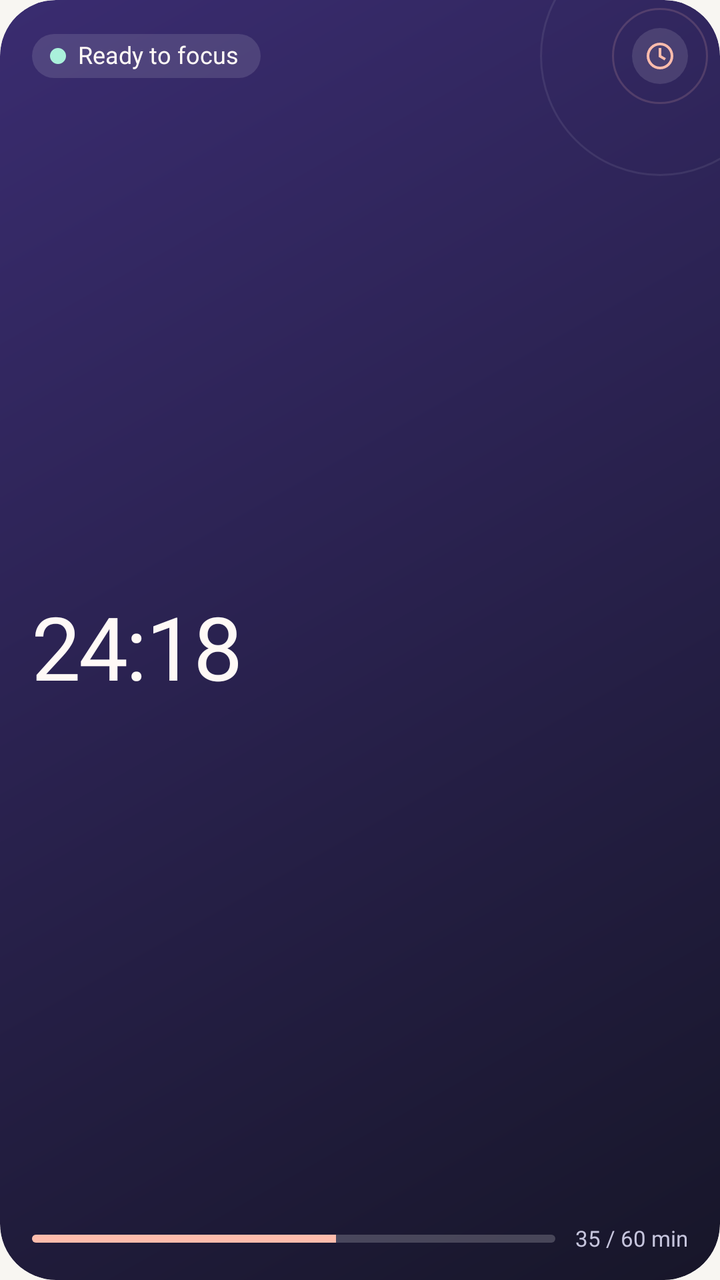
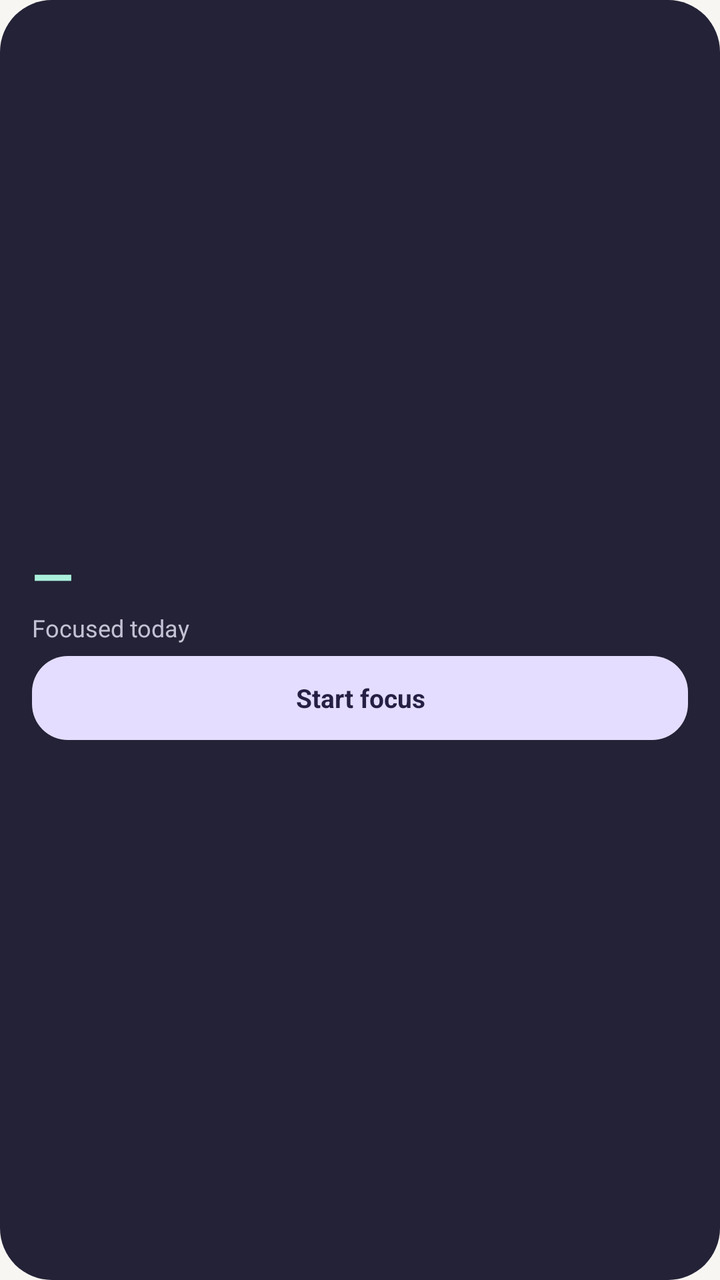

Two renders of the same Android screen: before a commit and after it. Below are the layout's source before the change and the commit's diff.
<!-- AndroidManifest.xml: application theme AppTheme -->
<!-- res/layout/widget_focus.xml -->
<?xml version="1.0" encoding="utf-8"?>
<LinearLayout xmlns:android="http://schemas.android.com/apk/res/android"
    android:id="@android:id/background"
    style="@style/Widget.StudyOrbit.Card"
    android:background="@drawable/widget_background"
    android:layout_width="match_parent"
    android:layout_height="match_parent">

    <LinearLayout
        android:layout_width="match_parent"
        android:layout_height="wrap_content"
        android:gravity="center_vertical"
        android:orientation="horizontal">

        
        <FrameLayout
            android:layout_width="0dp"
            android:layout_height="wrap_content"
            android:layout_marginEnd="8dp"
            android:layout_weight="1">

            <LinearLayout
                style="@style/Widget.StudyOrbit.Pill"
                android:layout_width="wrap_content"
                android:layout_height="wrap_content">

                <ImageView
                    android:id="@+id/widget_dot"
                    android:layout_width="8dp"
                    android:layout_height="8dp"
                    android:layout_marginEnd="6dp"
                    android:importantForAccessibility="no"
                    android:src="@drawable/widget_dot_ready" />

                <TextView
                    android:id="@+id/widget_status"
                    style="@style/Widget.StudyOrbit.PillText"
                    android:layout_width="wrap_content"
                    android:layout_height="wrap_content"
                    android:text="@string/widget_focus_idle" />
            </LinearLayout>
        </FrameLayout>

        <ImageView
            android:layout_width="28dp"
            android:layout_height="28dp"
            android:background="@drawable/widget_badge"
            android:importantForAccessibility="no"
            android:padding="6dp"
            android:scaleType="fitCenter"
            android:src="@drawable/ic_widget_focus"
            android:tint="@color/widget_accent" />
    </LinearLayout>

    <Chronometer
        android:id="@+id/widget_clock"
        style="@style/Widget.StudyOrbit.Hero"
        android:layout_width="match_parent"
        android:layout_height="0dp"
        android:layout_marginTop="2dp"
        android:layout_weight="1"
        android:autoSizeMaxTextSize="44sp"
        android:autoSizeMinTextSize="20sp"
        android:autoSizeStepGranularity="1sp"
        android:autoSizeTextType="uniform"
        android:fontFeatureSettings="tnum"
        android:visibility="gone" />

    <TextView
        android:id="@+id/widget_value"
        style="@style/Widget.StudyOrbit.Hero"
        android:layout_width="match_parent"
        android:layout_height="0dp"
        android:layout_marginTop="2dp"
        android:layout_weight="1"
        android:autoSizeMaxTextSize="44sp"
        android:autoSizeMinTextSize="20sp"
        android:autoSizeStepGranularity="1sp"
        android:autoSizeTextType="uniform"
        android:fontFeatureSettings="tnum"
        android:text="@string/widget_sample_clock" />

    <LinearLayout
        android:layout_width="match_parent"
        android:layout_height="wrap_content"
        android:layout_marginTop="6dp"
        android:gravity="center_vertical"
        android:orientation="horizontal">

        <ProgressBar
            android:id="@+id/widget_goal_bar"
            style="@android:style/Widget.ProgressBar.Horizontal"
            android:layout_width="0dp"
            android:layout_height="4dp"
            android:layout_weight="1"
            android:indeterminate="false"
            android:max="100"
            android:maxHeight="4dp"
            android:minHeight="4dp"
            android:progress="58"
            android:progressDrawable="@drawable/widget_progress" />

        <TextView
            android:id="@+id/widget_goal_text"
            style="@style/Widget.StudyOrbit.Caption"
            android:layout_width="wrap_content"
            android:layout_height="wrap_content"
            android:layout_marginStart="10dp"
            android:text="@string/widget_sample_goal" />
    </LinearLayout>
</LinearLayout>
<!-- resources referenced by this layout -->
<resources>
  <color name="widget_accent">#FFBCAC</color>
  <!-- drawable ic_widget_focus (drawable) -->
  <vector xmlns:android="http://schemas.android.com/apk/res/android"
      android:width="20dp" android:height="20dp" android:viewportWidth="24" android:viewportHeight="24">
      <path android:fillColor="#FFFFFFFF" android:fillType="evenOdd" android:pathData="M12,2a10,10 0,1 0,0 20a10,10 0,0 0,0 -20zM12,4a8,8 0,1 1,0 16a8,8 0,1 1,0 -16zM11,6h2v5.6l3.4,2L15.4,15.3L11,12.7z" />
  </vector>
  <!-- drawable widget_background (drawable) -->
  <?xml version="1.0" encoding="utf-8"?>
  <layer-list xmlns:android="http://schemas.android.com/apk/res/android">
      <item>
          <shape android:shape="rectangle">
              <gradient android:angle="315" android:startColor="#3A2C70" android:endColor="#171629" />
              <corners android:radius="28dp" />
          </shape>
      </item>
      <item android:width="120dp" android:height="120dp" android:gravity="top|end"
          android:top="-32dp" android:end="-30dp">
          <shape android:shape="oval">
              <stroke android:width="1dp" android:color="#14FFFFFF" />
          </shape>
      </item>
      <item android:width="48dp" android:height="48dp" android:gravity="top|end"
          android:top="4dp" android:end="6dp">
          <shape android:shape="oval">
              <stroke android:width="1dp" android:color="#29FFBCAC" />
          </shape>
      </item>
  </layer-list>
  <!-- drawable widget_badge (drawable) -->
  <?xml version="1.0" encoding="utf-8"?>
  <shape xmlns:android="http://schemas.android.com/apk/res/android" android:shape="oval">
      <solid android:color="@color/widget_surface" />
      <size android:width="28dp" android:height="28dp" />
  </shape>
  <!-- drawable widget_dot_ready (drawable) -->
  <?xml version="1.0" encoding="utf-8"?>
  <shape xmlns:android="http://schemas.android.com/apk/res/android" android:shape="oval">
      <solid android:color="#AAF0DB" />
      <size android:width="8dp" android:height="8dp" />
  </shape>
  <!-- drawable widget_progress (drawable) -->
  <?xml version="1.0" encoding="utf-8"?>
  <layer-list xmlns:android="http://schemas.android.com/apk/res/android">
      <item android:id="@android:id/background">
          <shape android:shape="rectangle">
              <solid android:color="@color/widget_track" />
              <corners android:radius="2dp" />
          </shape>
      </item>
      <item android:id="@android:id/progress">
          <clip>
              <shape android:shape="rectangle">
                  <solid android:color="@color/widget_accent" />
                  <corners android:radius="2dp" />
              </shape>
          </clip>
      </item>
  </layer-list>
  <string name="widget_focus_idle">Ready to focus</string>
  <string name="widget_sample_clock" translatable="false">24:18</string>
  <string name="widget_sample_goal" translatable="false">35 / 60 min</string>
  <style name="Widget.StudyOrbit.Caption" parent="">
          <item name="android:fontFamily">@font/inter_medium</item>
          <item name="android:textColor">@color/widget_muted</item>
          <item name="android:textSize">11sp</item>
          <item name="android:includeFontPadding">false</item>
          <item name="android:maxLines">1</item>
      </style>
  <style name="Widget.StudyOrbit.Card" parent="OrbitWidgetCardBase" />
  <style name="Widget.StudyOrbit.Hero" parent="">
          <item name="android:fontFamily">@font/inter_bold</item>
          <item name="android:textColor">@color/widget_text</item>
          <item name="android:includeFontPadding">false</item>
          <item name="android:letterSpacing">-0.02</item>
          <item name="android:maxLines">1</item>
          <item name="android:gravity">center_vertical|start</item>
      </style>
  <style name="Widget.StudyOrbit.Pill" parent="">
          <item name="android:background">@drawable/widget_pill</item>
          <item name="android:orientation">horizontal</item>
          <item name="android:gravity">center_vertical</item>
          <item name="android:paddingStart">9dp</item>
          <item name="android:paddingEnd">11dp</item>
          <item name="android:paddingTop">4dp</item>
          <item name="android:paddingBottom">4dp</item>
      </style>
  <style name="Widget.StudyOrbit.PillText" parent="">
          <item name="android:fontFamily">@font/inter_semibold</item>
          <item name="android:textColor">@color/widget_text</item>
          <item name="android:textSize">12sp</item>
          <item name="android:includeFontPadding">false</item>
          <item name="android:maxLines">1</item>
          <item name="android:ellipsize">end</item>
      </style>
  <color name="widget_surface">#1FFFFFFF</color>
  <color name="widget_track">#33FFFFFF</color>
  <color name="widget_muted">#C6C5DD</color>
  <style name="OrbitWidgetCardBase" parent="">
          <item name="android:orientation">vertical</item>
          <item name="android:paddingStart">16dp</item>
          <item name="android:paddingEnd">16dp</item>
          <item name="android:paddingTop">14dp</item>
          <item name="android:paddingBottom">14dp</item>
      </style>
  <color name="widget_text">#FFF9F6</color>
  <!-- drawable widget_pill (drawable) -->
  <?xml version="1.0" encoding="utf-8"?>
  <shape xmlns:android="http://schemas.android.com/apk/res/android" android:shape="rectangle">
      <solid android:color="@color/widget_surface" />
      <corners android:radius="12dp" />
  </shape>
  <!-- unchanged entries left out for length: 1 -->
</resources>

<!-- the commit's change to res/layout/widget_focus.xml (unified diff, before → after) -->
@@ -1,111 +1,10 @@
-<?xml version="1.0" encoding="utf-8"?>
-<LinearLayout xmlns:android="http://schemas.android.com/apk/res/android"
-    android:id="@android:id/background"
-    style="@style/Widget.StudyOrbit.Card"
-    android:background="@drawable/widget_background"
-    android:layout_width="match_parent"
-    android:layout_height="match_parent">
-
-    <LinearLayout
-        android:layout_width="match_parent"
-        android:layout_height="wrap_content"
-        android:gravity="center_vertical"
-        android:orientation="horizontal">
-
-        
-        <FrameLayout
-            android:layout_width="0dp"
-            android:layout_height="wrap_content"
-            android:layout_marginEnd="8dp"
-            android:layout_weight="1">
-
-            <LinearLayout
-                style="@style/Widget.StudyOrbit.Pill"
-                android:layout_width="wrap_content"
-                android:layout_height="wrap_content">
-
-                <ImageView
-                    android:id="@+id/widget_dot"
-                    android:layout_width="8dp"
-                    android:layout_height="8dp"
-                    android:layout_marginEnd="6dp"
-                    android:importantForAccessibility="no"
-                    android:src="@drawable/widget_dot_ready" />
-
-                <TextView
-                    android:id="@+id/widget_status"
-                    style="@style/Widget.StudyOrbit.PillText"
-                    android:layout_width="wrap_content"
-                    android:layout_height="wrap_content"
-                    android:text="@string/widget_focus_idle" />
-            </LinearLayout>
-        </FrameLayout>
-
-        <ImageView
-            android:layout_width="28dp"
-            android:layout_height="28dp"
-            android:background="@drawable/widget_badge"
-            android:importantForAccessibility="no"
-            android:padding="6dp"
-            android:scaleType="fitCenter"
-            android:src="@drawable/ic_widget_focus"
-            android:tint="@color/widget_accent" />
-    </LinearLayout>
-
-    <Chronometer
-        android:id="@+id/widget_clock"
-        style="@style/Widget.StudyOrbit.Hero"
-        android:layout_width="match_parent"
-        android:layout_height="0dp"
-        android:layout_marginTop="2dp"
-        android:layout_weight="1"
-        android:autoSizeMaxTextSize="44sp"
-        android:autoSizeMinTextSize="20sp"
-        android:autoSizeStepGranularity="1sp"
-        android:autoSizeTextType="uniform"
-        android:fontFeatureSettings="tnum"
-        android:visibility="gone" />
-
-    <TextView
-        android:id="@+id/widget_value"
-        style="@style/Widget.StudyOrbit.Hero"
-        android:layout_width="match_parent"
-        android:layout_height="0dp"
-        android:layout_marginTop="2dp"
-        android:layout_weight="1"
-        android:autoSizeMaxTextSize="44sp"
-        android:autoSizeMinTextSize="20sp"
-        android:autoSizeStepGranularity="1sp"
-        android:autoSizeTextType="uniform"
-        android:fontFeatureSettings="tnum"
-        android:text="@string/widget_sample_clock" />
-
-    <LinearLayout
-        android:layout_width="match_parent"
-        android:layout_height="wrap_content"
-        android:layout_marginTop="6dp"
-        android:gravity="center_vertical"
-        android:orientation="horizontal">
-
-        <ProgressBar
-            android:id="@+id/widget_goal_bar"
-            style="@android:style/Widget.ProgressBar.Horizontal"
-            android:layout_width="0dp"
-            android:layout_height="4dp"
-            android:layout_weight="1"
-            android:indeterminate="false"
-            android:max="100"
-            android:maxHeight="4dp"
-            android:minHeight="4dp"
-            android:progress="58"
-            android:progressDrawable="@drawable/widget_progress" />
-
-        <TextView
-            android:id="@+id/widget_goal_text"
-            style="@style/Widget.StudyOrbit.Caption"
-            android:layout_width="wrap_content"
-            android:layout_height="wrap_content"
-            android:layout_marginStart="10dp"
-            android:text="@string/widget_sample_goal" />
-    </LinearLayout>
+<LinearLayout xmlns:android="http://schemas.android.com/apk/res/android" android:id="@android:id/background" android:layout_width="match_parent" android:layout_height="match_parent" android:background="@drawable/widget_background"
+    android:orientation="vertical" android:gravity="center_vertical" android:paddingHorizontal="16dp" android:paddingVertical="8dp">
+    <TextView android:id="@+id/widget_value" android:layout_width="match_parent" android:layout_height="wrap_content"
+        android:text="@string/widget_unavailable" android:textSize="27sp" android:textColor="@color/widget_mint" android:textStyle="bold" android:maxLines="1" />
+    <TextView android:id="@+id/widget_caption" android:layout_width="match_parent" android:layout_height="wrap_content"
+        android:text="@string/widget_focus_caption" android:textSize="12sp" android:textColor="@color/widget_muted"  />
+    <TextView android:id="@+id/widget_action" android:layout_width="match_parent" android:layout_height="42dp" android:layout_marginTop="6dp"
+        android:background="@drawable/widget_pill" android:text="@string/widget_start_focus" android:textColor="@color/widget_action_text"
+        android:textStyle="bold" android:textSize="13sp" android:gravity="center" android:maxLines="1" />
 </LinearLayout>
<!-- resource entries referenced after the edit -->
@@ -1,116 +1,23 @@
 <!-- resources referenced by this layout -->
 <resources>
-  <color name="widget_accent">#FFBCAC</color>
-  <!-- drawable ic_widget_focus (drawable) -->
-  <vector xmlns:android="http://schemas.android.com/apk/res/android"
-      android:width="20dp" android:height="20dp" android:viewportWidth="24" android:viewportHeight="24">
-      <path android:fillColor="#FFFFFFFF" android:fillType="evenOdd" android:pathData="M12,2a10,10 0,1 0,0 20a10,10 0,0 0,0 -20zM12,4a8,8 0,1 1,0 16a8,8 0,1 1,0 -16zM11,6h2v5.6l3.4,2L15.4,15.3L11,12.7z" />
-  </vector>
+  <color name="widget_action_text">#241F43</color>
+  <color name="widget_mint">#AAF0DB</color>
   <!-- drawable widget_background (drawable) -->
-  <?xml version="1.0" encoding="utf-8"?>
-  <layer-list xmlns:android="http://schemas.android.com/apk/res/android">
-      <item>
-          <shape android:shape="rectangle">
-              <gradient android:angle="315" android:startColor="#3A2C70" android:endColor="#171629" />
-              <corners android:radius="28dp" />
-          </shape>
-      </item>
-      <item android:width="120dp" android:height="120dp" android:gravity="top|end"
-          android:top="-32dp" android:end="-30dp">
-          <shape android:shape="oval">
-              <stroke android:width="1dp" android:color="#14FFFFFF" />
-          </shape>
-      </item>
-      <item android:width="48dp" android:height="48dp" android:gravity="top|end"
-          android:top="4dp" android:end="6dp">
-          <shape android:shape="oval">
-              <stroke android:width="1dp" android:color="#29FFBCAC" />
-          </shape>
-      </item>
-  </layer-list>
-  <!-- drawable widget_badge (drawable) -->
-  <?xml version="1.0" encoding="utf-8"?>
-  <shape xmlns:android="http://schemas.android.com/apk/res/android" android:shape="oval">
-      <solid android:color="@color/widget_surface" />
-      <size android:width="28dp" android:height="28dp" />
+  <shape xmlns:android="http://schemas.android.com/apk/res/android">
+      <solid android:color="@color/widget_card" />
+      <corners android:radius="26dp" />
   </shape>
-  <!-- drawable widget_dot_ready (drawable) -->
-  <?xml version="1.0" encoding="utf-8"?>
-  <shape xmlns:android="http://schemas.android.com/apk/res/android" android:shape="oval">
-      <solid android:color="#AAF0DB" />
-      <size android:width="8dp" android:height="8dp" />
+  <color name="widget_muted">#C4C1D4</color>
+  <!-- drawable widget_pill (drawable) -->
+  <shape xmlns:android="http://schemas.android.com/apk/res/android">
+      <solid android:color="@color/widget_action" />
+      <corners android:radius="18dp" />
   </shape>
-  <!-- drawable widget_progress (drawable) -->
-  <?xml version="1.0" encoding="utf-8"?>
-  <layer-list xmlns:android="http://schemas.android.com/apk/res/android">
-      <item android:id="@android:id/background">
-          <shape android:shape="rectangle">
-              <solid android:color="@color/widget_track" />
-              <corners android:radius="2dp" />
-          </shape>
-      </item>
-      <item android:id="@android:id/progress">
-          <clip>
-              <shape android:shape="rectangle">
-                  <solid android:color="@color/widget_accent" />
-                  <corners android:radius="2dp" />
-              </shape>
-          </clip>
-      </item>
-  </layer-list>
-  <string name="widget_focus_idle">Ready to focus</string>
-  <string name="widget_sample_clock" translatable="false">24:18</string>
-  <string name="widget_sample_goal" translatable="false">35 / 60 min</string>
-  <style name="Widget.StudyOrbit.Caption" parent="">
-          <item name="android:fontFamily">@font/inter_medium</item>
-          <item name="android:textColor">@color/widget_muted</item>
-          <item name="android:textSize">11sp</item>
-          <item name="android:includeFontPadding">false</item>
-          <item name="android:maxLines">1</item>
-      </style>
-  <style name="Widget.StudyOrbit.Card" parent="OrbitWidgetCardBase" />
-  <style name="Widget.StudyOrbit.Hero" parent="">
-          <item name="android:fontFamily">@font/inter_bold</item>
-          <item name="android:textColor">@color/widget_text</item>
-          <item name="android:includeFontPadding">false</item>
-          <item name="android:letterSpacing">-0.02</item>
-          <item name="android:maxLines">1</item>
-          <item name="android:gravity">center_vertical|start</item>
-      </style>
-  <style name="Widget.StudyOrbit.Pill" parent="">
-          <item name="android:background">@drawable/widget_pill</item>
-          <item name="android:orientation">horizontal</item>
-          <item name="android:gravity">center_vertical</item>
-          <item name="android:paddingStart">9dp</item>
-          <item name="android:paddingEnd">11dp</item>
-          <item name="android:paddingTop">4dp</item>
-          <item name="android:paddingBottom">4dp</item>
-      </style>
-  <style name="Widget.StudyOrbit.PillText" parent="">
-          <item name="android:fontFamily">@font/inter_semibold</item>
-          <item name="android:textColor">@color/widget_text</item>
-          <item name="android:textSize">12sp</item>
-          <item name="android:includeFontPadding">false</item>
-          <item name="android:maxLines">1</item>
-          <item name="android:ellipsize">end</item>
-      </style>
-  <color name="widget_surface">#1FFFFFFF</color>
-  <color name="widget_track">#33FFFFFF</color>
-  <color name="widget_muted">#C6C5DD</color>
-  <style name="OrbitWidgetCardBase" parent="">
-          <item name="android:orientation">vertical</item>
-          <item name="android:paddingStart">16dp</item>
-          <item name="android:paddingEnd">16dp</item>
-          <item name="android:paddingTop">14dp</item>
-          <item name="android:paddingBottom">14dp</item>
-      </style>
-  <color name="widget_text">#FFF9F6</color>
-  <!-- drawable widget_pill (drawable) -->
-  <?xml version="1.0" encoding="utf-8"?>
-  <shape xmlns:android="http://schemas.android.com/apk/res/android" android:shape="rectangle">
-      <solid android:color="@color/widget_surface" />
-      <corners android:radius="12dp" />
-  </shape>
+  <string name="widget_focus_caption">Focused today</string>
+  <string name="widget_start_focus">Start focus</string>
+  <string name="widget_unavailable">—</string>
+  <color name="widget_card">#232236</color>
+  <color name="widget_action">#E4DDFF</color>
   <!-- unchanged entries left out for length: 1 -->
 </resources>
 
